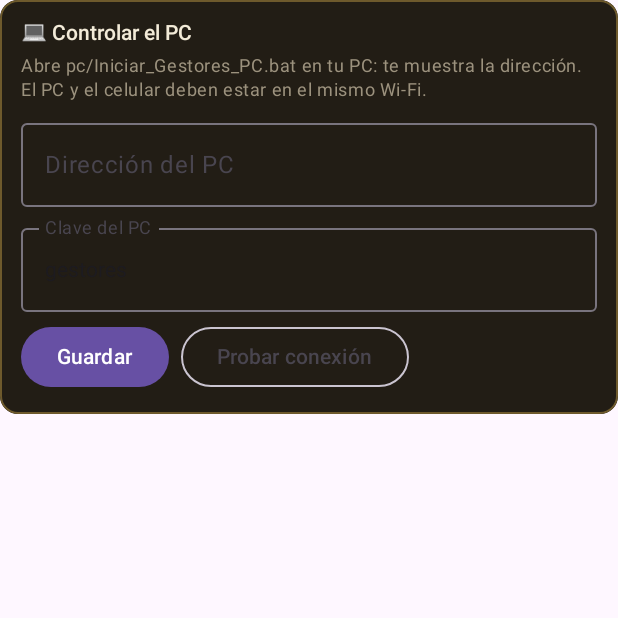
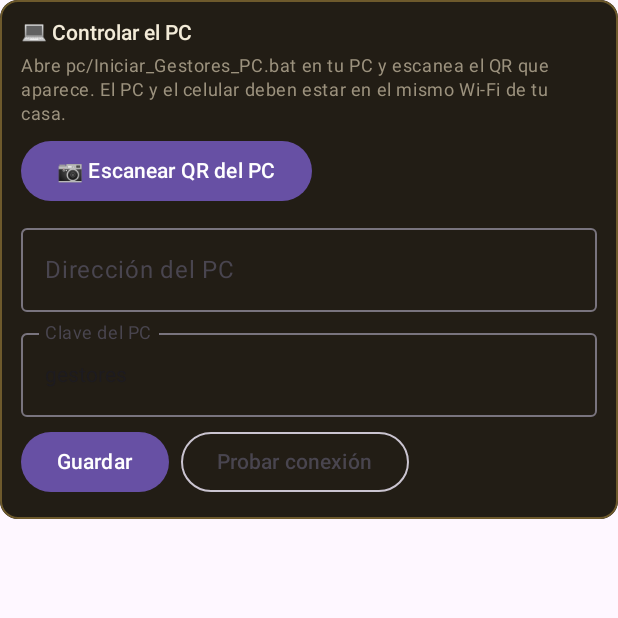
Before and after one commit to NIckys310/Gestores, an Android app built with Jetpack Compose: the composable PcCard shown on its own in the app's theme, on a phone screen of 412 x 824 dp, the top half of it. Run offline under Robolectric (Android 15) with nearby library versions, the phone set to English and light mode, and no system bars; libraries missing offline, so code that uses them is left out: com.google.android.gms; pictures from the network do not load; 2 statements that could not run were skipped.

Commit message:
Gestores (celular): vincular el PC escaneando su QR
Co-Authored-By: Claude Opus 5.5 <noreply@anthropic.com>

```diff
--- a/mobile/build.gradle.kts
+++ b/mobile/build.gradle.kts
@@ -13,8 +13,8 @@ android {
         applicationId = "com.gestores.app"
         minSdk = 26
         targetSdk = 33
-        versionCode = 1
-        versionName = "1.0"
+        versionCode = 2
+        versionName = "2.0"
     }
     compileOptions {
         sourceCompatibility = JavaVersion.VERSION_17
@@ -38,5 +38,7 @@ dependencies {
     implementation("androidx.compose.material3:material3")
     // Botones de música del reloj (Honor, Xiaomi, Amazfit…) como controles extra
     implementation("androidx.media:media:1.7.0")
+    // Leer el QR del PC con el escáner de Google (no necesita permiso de cámara)
+    implementation("com.google.android.gms:play-services-code-scanner:16.1.0")
     implementation("androidx.compose.material:material-icons-extended")
 }
--- a/mobile/src/main/java/com/gestores/app/MainActivity.kt
+++ b/mobile/src/main/java/com/gestores/app/MainActivity.kt
@@ -592,10 +592,26 @@ private fun RuleRow(g: GestureDef, rule: Rule, onTest: () -> Unit, onEdit: () ->
 private fun PcCard(cfg: Config, onSave: (Config) -> Unit, onTest: () -> Unit) {
     var addr by remember(cfg.pcAddress) { mutableStateOf(cfg.pcAddress) }
     var token by remember(cfg.pcToken) { mutableStateOf(cfg.pcToken) }
+    var scanMsg by remember { mutableStateOf("") }
+    val ctx = LocalContext.current
     Card {
         Text("💻 Controlar el PC", fontWeight = FontWeight.SemiBold, color = Mint)
-        Text("Abre pc/Iniciar_Gestores_PC.bat en tu PC: te muestra la dirección. El PC y el celular deben estar en el mismo Wi-Fi.",
+        Text("Abre pc/Iniciar_Gestores_PC.bat en tu PC y escanea el QR que aparece. El PC y el celular deben estar en el mismo Wi-Fi de tu casa.",
             color = Muted, style = MaterialTheme.typography.bodySmall)
+        Button(onClick = {
+            com.google.mlkit.vision.codescanner.GmsBarcodeScanning.getClient(ctx).startScan()
+                .addOnSuccessListener { code ->
+                    val uri = Uri.parse(code.rawValue ?: "")
+                    val a = uri.getQueryParameter("addr"); val t = uri.getQueryParameter("token")
+                    if (uri.scheme == "gestores" && uri.host == "pc" && !a.isNullOrBlank() && !t.isNullOrBlank()) {
+                        addr = a; token = t
+                        onSave(cfg.copy(pcAddress = a, pcToken = t))
+                        scanMsg = "✓ PC vinculado: $a"
+                    } else scanMsg = "⚠ Ese QR no es el de Gestores PC"
+                }
+                .addOnFailureListener { scanMsg = "⚠ No se pudo abrir el escáner" }
+        }) { Text("📷 Escanear QR del PC") }
+        if (scanMsg.isNotBlank()) Text(scanMsg, color = Teal, style = MaterialTheme.typography.bodySmall)
         OutlinedTextField(addr, { addr = it.trim() }, label = { Text("Dirección del PC") },
             placeholder = { Text("192.168.1.10:8765") }, singleLine = true, modifier = Modifier.fillMaxWidth())
         OutlinedTextField(token, { token = it.trim() }, label = { Text("Clave del PC") }, singleLine = true, modifier = Modifier.fillMaxWidth())
```
